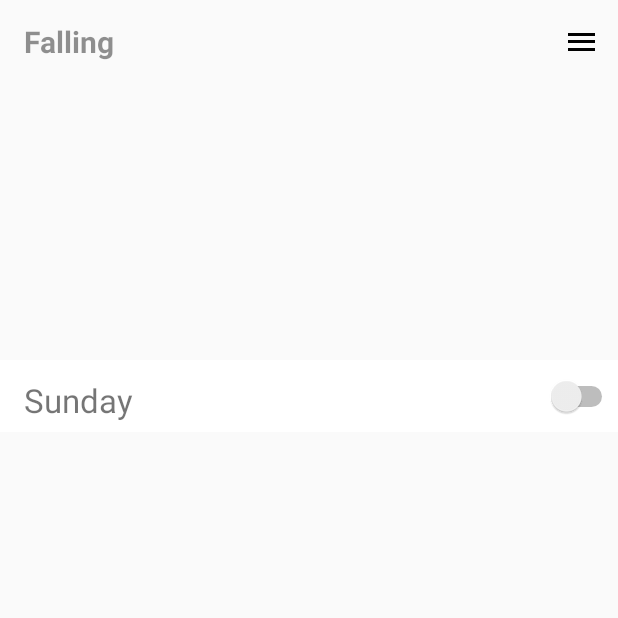
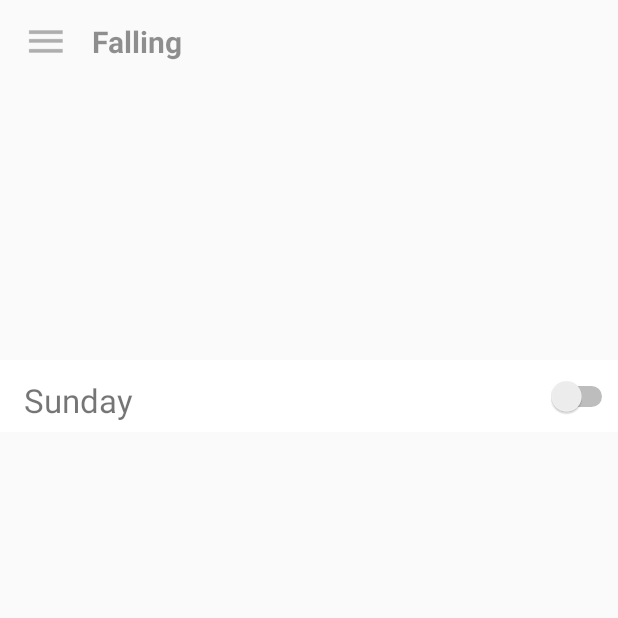
Before and after one commit to 1234342/Falling, an Android app: the MainActivity screen opened directly, with no data from a screen before it, on a phone screen of 412 x 824 dp, the top half of it. Run offline under Robolectric (Android 15) with nearby library versions, the phone set to English and light mode, and no system bars.

Commit message:
Some Fix.

```diff
--- a/app/src/main/java/com/kudosku/falling/AppService.java
+++ b/app/src/main/java/com/kudosku/falling/AppService.java
@@ -390,9 +390,6 @@ public class AppService extends Service {
     public void onDestroy(){
         super.onDestroy();
 
-        //timer.cancel();
-        //timertask = null;
-
         handler.removeMessages(0);
 
         locationManager.removeUpdates(locationListener);
--- a/app/src/main/java/com/kudosku/falling/MainActivity.java
+++ b/app/src/main/java/com/kudosku/falling/MainActivity.java
@@ -23,10 +23,12 @@ import android.view.LayoutInflater;
 import android.view.Menu;
 import android.view.MenuItem;
 import android.content.Intent;
+import android.view.MotionEvent;
 import android.view.View;
 import android.view.ViewGroup;
 import android.view.Window;
 import android.widget.BaseAdapter;
+import android.widget.Button;
 import android.widget.CompoundButton;
 import android.widget.ImageView;
 import android.widget.LinearLayout;
@@ -86,9 +88,7 @@ public class MainActivity extends AppCompatActivity {
         textview.setText(getResources().getText(doDayOfWeek()));
 
         final WallpaperManager wallpaperManager = WallpaperManager.getInstance(this);
-
         final Drawable drawable = wallpaperManager.getDrawable();
-
         final LinearLayout linearLayout = (LinearLayout)findViewById(R.id.wallpaper);
         linearLayout.setBackground(drawable);
 
@@ -101,8 +101,14 @@ public class MainActivity extends AppCompatActivity {
             actionBar.setDisplayOptions(ActionBar.DISPLAY_SHOW_CUSTOM);
         }
 
-        //TextView toolbar_text = (TextView)findViewById(R.id.toolbar_text);
-        //toolbar_text.setAlpha(50);
+        Button toolbar_button = (Button)findViewById(R.id.toolbar_button);
+        toolbar_button.setOnClickListener(new View.OnClickListener() {
+            @Override
+            public void onClick(View v) {
+                Intent itn2 = new Intent(MainActivity.this, Setting.class);
+                startActivity(itn2);
+            }
+        });
 
 
         adapter = new Adapter(this);
@@ -145,9 +151,15 @@ public class MainActivity extends AppCompatActivity {
     Handler mHandler = new Handler(){
         public void handleMessage(Message msg) {
             if (!(isServiceRunning(AppService.class))) {
+                if(serviceSwitch.isChecked()){
+                    serviceSwitch.setChecked(false);
+                }
                 servicelinearLayout.setBackgroundColor(Color.rgb(255, 255, 255));
             } else {
-                servicelinearLayout.setBackgroundColor(Color.rgb(231, 76, 60));
+                if(!serviceSwitch.isChecked()){
+                    serviceSwitch.setChecked(true);
+                }
+                servicelinearLayout.setBackgroundColor(Color.rgb(26, 188, 156));
             }
 
             mHandler.sendEmptyMessageDelayed(0, 100);
@@ -255,32 +267,6 @@ public class MainActivity extends AppCompatActivity {
         return true;
     }
 
-    @Override
-    public boolean onCreateOptionsMenu(Menu menu) {
-        // Inflate the menu; this adds items to the action bar if it is present.
-        getMenuInflater().inflate(R.menu.settings, menu);
-        return true;
-    }
-
-    @Override
-    public boolean onOptionsItemSelected(MenuItem item) {
-        // Handle action bar item clicks here. The action bar will
-        // automatically handle clicks on the Home/Up button, so long
-        // as you specify a parent activity in AndroidManifest.xml.
-        int id = item.getItemId();
-        Intent svi = new Intent(MainActivity.this, AppService.class);
-
-        //noinspection SimplifiableIfStatement
-        switch (id) {
-            case R.id.settings:
-                Intent itn2 = new Intent(MainActivity.this, Setting.class);
-                startActivity(itn2);
-                return true;
-            default:
-                return super.onOptionsItemSelected(item);
-        }
-    }
-
     private int doDayOfWeek() {
         Calendar cal = Calendar.getInstance();
         int strWeek = 0;
--- a/app/src/main/res/layout/main.xml
+++ b/app/src/main/res/layout/main.xml
@@ -68,15 +68,31 @@
         android:layout_height="wrap_content"
         android:background="#00FF0000">
 
+        <LinearLayout
+            android:layout_width="match_parent"
+            android:layout_height="match_parent">
+
+            <Button
+                android:layout_width="30dp"
+                android:layout_height="30dp"
+                android:layout_gravity="center"
+                android:id="@+id/toolbar_button"
+                android:background="@drawable/ic_menu_black_24dp"
+                android:alpha="0.3"/>
+
             <TextView
                 android:layout_width="wrap_content"
                 android:layout_height="wrap_content"
                 android:id="@+id/toolbar_text"
                 android:text="@string/app_name"
+                android:layout_gravity="center"
+                android:layout_marginLeft="15dp"
                 android:textSize="20dp"
                 android:textStyle="bold"
                 android:alpha="0.8"/>
 
+        </LinearLayout>
+
     </android.support.v7.widget.Toolbar>
 
 </RelativeLayout>
--- a/app/src/main/res/menu/settings.xml
+++ /dev/null
@@ -1,6 +0,0 @@
-<menu xmlns:android="http://schemas.android.com/apk/res/android"
-    xmlns:app="http://schemas.android.com/apk/res-auto"
-    xmlns:tools="http://schemas.android.com/tools" tools:context=".MainActivity">
-    <item android:id="@+id/settings" android:title="" android:icon="@drawable/ic_menu_black_24dp"
-        android:orderInCategory="100" app:showAsAction="always" />
-</menu>
```
Also changed, not shown: app/src/main/java/com/kudosku/falling/Surface.java (+7 -5 lines), app/src/main/java/com/kudosku/falling/TestSurface.java (+12 -11 lines). Lines whose indentation alone changed are shown as unchanged.
